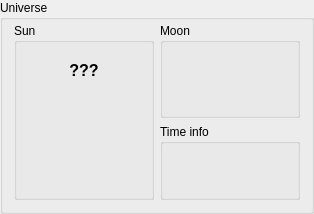
Above: widgets/qsuninfo.ui from AMOS-uniba/amos-client before the change. Below: the same form after it.
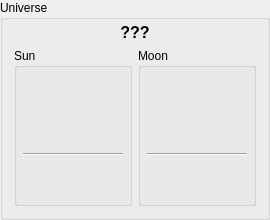
That is the form after the change. Custom widgets are drawn as their Qt base class.

Commit message: More lines in SunInfo

```diff
--- a/widgets/qsuninfo.ui
+++ b/widgets/qsuninfo.ui
@@ -6,8 +6,8 @@
    <rect>
     <x>0</x>
     <y>0</y>
-    <width>314</width>
-    <height>188</height>
+    <width>270</width>
+    <height>196</height>
    </rect>
   </property>
   <property name="title">
@@ -24,7 +24,7 @@
      </property>
      <layout class="QVBoxLayout" name="verticalLayout">
       <property name="spacing">
-       <number>0</number>
+       <number>3</number>
       </property>
       <property name="leftMargin">
        <number>6</number>
@@ -32,30 +32,6 @@
       <property name="rightMargin">
        <number>6</number>
       </property>
-      <item>
-       <widget class="QLabel" name="lb_sun_status">
-        <property name="maximumSize">
-         <size>
-          <width>16777215</width>
-          <height>20</height>
-         </size>
-        </property>
-        <property name="font">
-         <font>
-          <pointsize>12</pointsize>
-          <weight>75</weight>
-          <bold>true</bold>
-          <kerning>true</kerning>
-         </font>
-        </property>
-        <property name="text">
-         <string>???</string>
-        </property>
-        <property name="alignment">
-         <set>Qt::AlignCenter</set>
-        </property>
-       </widget>
-      </item>
       <item>
        <widget class="QFloatLine" name="sl_altitude" native="true">
         <property name="sizePolicy">
@@ -144,24 +120,13 @@
         </property>
        </widget>
       </item>
-     </layout>
-    </widget>
-   </item>
-   <item row="3" column="1">
-    <widget class="QGroupBox" name="gb_time">
-     <property name="title">
-      <string>Time info</string>
-     </property>
-     <layout class="QVBoxLayout" name="verticalLayout_3">
-      <property name="spacing">
-       <number>3</number>
-      </property>
-      <property name="leftMargin">
-       <number>6</number>
-      </property>
-      <property name="rightMargin">
-       <number>6</number>
-      </property>
+      <item>
+       <widget class="Line" name="li_sun">
+        <property name="orientation">
+         <enum>Qt::Horizontal</enum>
+        </property>
+       </widget>
+      </item>
       <item>
        <widget class="QDateTimeLine" name="dtl_sunrise" native="true">
         <property name="sizePolicy">
@@ -209,7 +174,7 @@
      </layout>
     </widget>
    </item>
-   <item row="1" column="1" rowspan="2">
+   <item row="1" column="1" rowspan="3">
     <widget class="QGroupBox" name="gb_moon">
      <property name="title">
       <string>Moon</string>
@@ -290,9 +255,106 @@
         </property>
        </widget>
       </item>
+      <item>
+       <widget class="QFloatLine" name="sl_moon_illumination" native="true">
+        <property name="sizePolicy">
+         <sizepolicy hsizetype="Preferred" vsizetype="Fixed">
+          <horstretch>0</horstretch>
+          <verstretch>0</verstretch>
+         </sizepolicy>
+        </property>
+        <property name="minimumSize">
+         <size>
+          <width>0</width>
+          <height>16</height>
+         </size>
+        </property>
+        <property name="maximumSize">
+         <size>
+          <width>16777215</width>
+          <height>16</height>
+         </size>
+        </property>
+       </widget>
+      </item>
+      <item>
+       <widget class="Line" name="li_moon">
+        <property name="orientation">
+         <enum>Qt::Horizontal</enum>
+        </property>
+       </widget>
+      </item>
+      <item>
+       <widget class="QDateTimeLine" name="dtl_moonrise" native="true">
+        <property name="sizePolicy">
+         <sizepolicy hsizetype="Preferred" vsizetype="Fixed">
+          <horstretch>0</horstretch>
+          <verstretch>0</verstretch>
+         </sizepolicy>
+        </property>
+        <property name="minimumSize">
+         <size>
+          <width>0</width>
+          <height>16</height>
+         </size>
+        </property>
+        <property name="maximumSize">
+         <size>
+          <width>16777215</width>
+          <height>16</height>
+         </size>
+        </property>
+       </widget>
+      </item>
+      <item>
+       <widget class="QDateTimeLine" name="dtl_moonset" native="true">
+        <property name="sizePolicy">
+         <sizepolicy hsizetype="Preferred" vsizetype="Fixed">
+          <horstretch>0</horstretch>
+          <verstretch>0</verstretch>
+         </sizepolicy>
+        </property>
+        <property name="minimumSize">
+         <size>
+          <width>0</width>
+          <height>16</height>
+         </size>
+        </property>
+        <property name="maximumSize">
+         <size>
+          <width>16777215</width>
+          <height>16</height>
+         </size>
+        </property>
+       </widget>
+      </item>
      </layout>
     </widget>
    </item>
+   <item row="0" column="0" colspan="2">
+    <widget class="QLabel" name="lb_sun_status">
+     <property name="maximumSize">
+      <size>
+       <width>16777215</width>
+       <height>20</height>
+      </size>
+     </property>
+     <property name="font">
+      <font>
+       <pointsize>12</pointsize>
+       <weight>75</weight>
+       <bold>true</bold>
+       <kerning>true</kerning>
+      </font>
+     </property>
+     <property name="text">
+      <string>???</string>
+     </property>
+     <property name="alignment">
+      <set>Qt::AlignCenter</set>
+     </property>
+    </widget>
+   </item>
   </layout>
  </widget>
  <customwidgets>
```
The commit also changes 14 other files.
